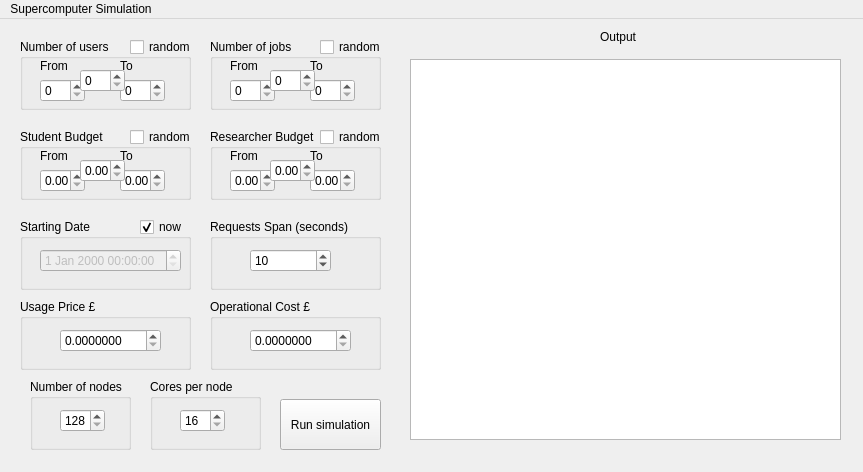
First picture: the form in GUI/supercomputer/mainwindow.ui, repository antoniopedrofraga/supercomputer-simulation, before the edit.
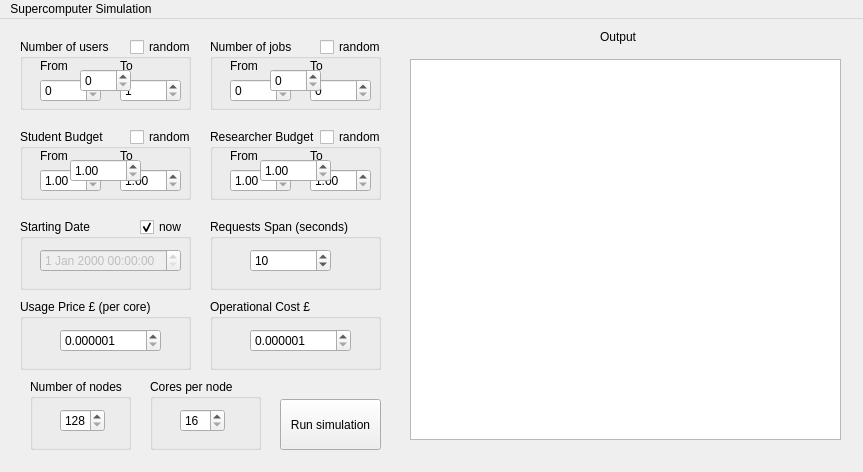
Second picture: the form after the edit.

```diff
--- a/GUI/supercomputer/mainwindow.ui
+++ b/GUI/supercomputer/mainwindow.ui
@@ -62,13 +62,16 @@
       <rect>
        <x>60</x>
        <y>30</y>
-       <width>45</width>
+       <width>51</width>
        <height>23</height>
       </rect>
      </property>
      <property name="showGroupSeparator" stdset="0">
       <bool>true</bool>
      </property>
+     <property name="maximum">
+      <number>1000</number>
+     </property>
     </widget>
     <widget class="QLabel" name="fromUsersLabel">
      <property name="geometry">
@@ -88,7 +91,7 @@
       <rect>
        <x>20</x>
        <y>40</y>
-       <width>45</width>
+       <width>61</width>
        <height>23</height>
       </rect>
      </property>
@@ -111,10 +114,16 @@
       <rect>
        <x>100</x>
        <y>40</y>
-       <width>45</width>
+       <width>61</width>
        <height>23</height>
       </rect>
      </property>
+     <property name="minimum">
+      <number>1</number>
+     </property>
+     <property name="maximum">
+      <number>1000</number>
+     </property>
     </widget>
     <widget class="QCheckBox" name="randomUsers">
      <property name="geometry">
@@ -159,13 +168,16 @@
       <rect>
        <x>60</x>
        <y>30</y>
-       <width>45</width>
+       <width>51</width>
        <height>23</height>
       </rect>
      </property>
      <property name="showGroupSeparator" stdset="0">
       <bool>true</bool>
      </property>
+     <property name="maximum">
+      <number>1000</number>
+     </property>
     </widget>
     <widget class="QLabel" name="fromJobsLabel">
      <property name="geometry">
@@ -185,10 +197,13 @@
       <rect>
        <x>20</x>
        <y>40</y>
-       <width>45</width>
+       <width>61</width>
        <height>23</height>
       </rect>
      </property>
+     <property name="maximum">
+      <number>1000</number>
+     </property>
     </widget>
     <widget class="QLabel" name="toJobsLabel">
      <property name="geometry">
@@ -208,10 +223,13 @@
       <rect>
        <x>100</x>
        <y>40</y>
-       <width>45</width>
+       <width>61</width>
        <height>23</height>
       </rect>
      </property>
+     <property name="maximum">
+      <number>1000</number>
+     </property>
     </widget>
     <widget class="QCheckBox" name="randomJobs">
      <property name="geometry">
@@ -254,15 +272,21 @@
     <widget class="QDoubleSpinBox" name="constantResearcher">
      <property name="geometry">
       <rect>
-       <x>60</x>
+       <x>50</x>
        <y>30</y>
-       <width>45</width>
+       <width>71</width>
        <height>23</height>
       </rect>
      </property>
      <property name="showGroupSeparator" stdset="0">
       <bool>true</bool>
      </property>
+     <property name="minimum">
+      <double>1.000000000000000</double>
+     </property>
+     <property name="maximum">
+      <double>1000.000000000000000</double>
+     </property>
     </widget>
     <widget class="QLabel" name="fromResearcherLabel">
      <property name="geometry">
@@ -282,10 +306,16 @@
       <rect>
        <x>20</x>
        <y>40</y>
-       <width>45</width>
+       <width>61</width>
        <height>23</height>
       </rect>
      </property>
+     <property name="minimum">
+      <double>1.000000000000000</double>
+     </property>
+     <property name="maximum">
+      <double>1000.990000000000009</double>
+     </property>
     </widget>
     <widget class="QLabel" name="toResearcherLabel">
      <property name="geometry">
@@ -305,10 +335,16 @@
       <rect>
        <x>100</x>
        <y>40</y>
-       <width>45</width>
+       <width>61</width>
        <height>23</height>
       </rect>
      </property>
+     <property name="minimum">
+      <double>1.000000000000000</double>
+     </property>
+     <property name="maximum">
+      <double>1000.000000000000000</double>
+     </property>
     </widget>
     <widget class="QCheckBox" name="randomResearcher">
      <property name="geometry">
@@ -351,15 +387,21 @@
     <widget class="QDoubleSpinBox" name="constantStudentBudget">
      <property name="geometry">
       <rect>
-       <x>60</x>
+       <x>50</x>
        <y>30</y>
-       <width>45</width>
+       <width>71</width>
        <height>23</height>
       </rect>
      </property>
      <property name="showGroupSeparator" stdset="0">
       <bool>true</bool>
      </property>
+     <property name="minimum">
+      <double>1.000000000000000</double>
+     </property>
+     <property name="maximum">
+      <double>1000.000000000000000</double>
+     </property>
     </widget>
     <widget class="QLabel" name="fromStudentLabel">
      <property name="geometry">
@@ -379,10 +421,16 @@
       <rect>
        <x>20</x>
        <y>40</y>
-       <width>45</width>
+       <width>61</width>
        <height>23</height>
       </rect>
      </property>
+     <property name="minimum">
+      <double>1.000000000000000</double>
+     </property>
+     <property name="maximum">
+      <double>1000.000000000000000</double>
+     </property>
     </widget>
     <widget class="QLabel" name="toStudentLabel">
      <property name="geometry">
@@ -402,10 +450,16 @@
       <rect>
        <x>100</x>
        <y>40</y>
-       <width>45</width>
+       <width>61</width>
        <height>23</height>
       </rect>
      </property>
+     <property name="minimum">
+      <double>1.000000000000000</double>
+     </property>
+     <property name="maximum">
+      <double>1000.000000000000000</double>
+     </property>
     </widget>
     <widget class="QCheckBox" name="randomStudent">
      <property name="geometry">
@@ -578,7 +632,7 @@
      </rect>
     </property>
     <property name="title">
-     <string>Usage Price £</string>
+     <string>Usage Price £ (per core)</string>
     </property>
     <widget class="QDoubleSpinBox" name="usagePriceSpinBox">
      <property name="geometry">
@@ -590,7 +644,13 @@
       </rect>
      </property>
      <property name="decimals">
-      <number>7</number>
+      <number>6</number>
+     </property>
+     <property name="minimum">
+      <double>0.000001000000000</double>
+     </property>
+     <property name="maximum">
+      <double>5.000000000000000</double>
      </property>
     </widget>
    </widget>
@@ -619,7 +679,13 @@
       </rect>
      </property>
      <property name="decimals">
-      <number>7</number>
+      <number>6</number>
+     </property>
+     <property name="minimum">
+      <double>0.000001000000000</double>
+     </property>
+     <property name="maximum">
+      <double>5.000000000000000</double>
      </property>
     </widget>
    </widget>
```
